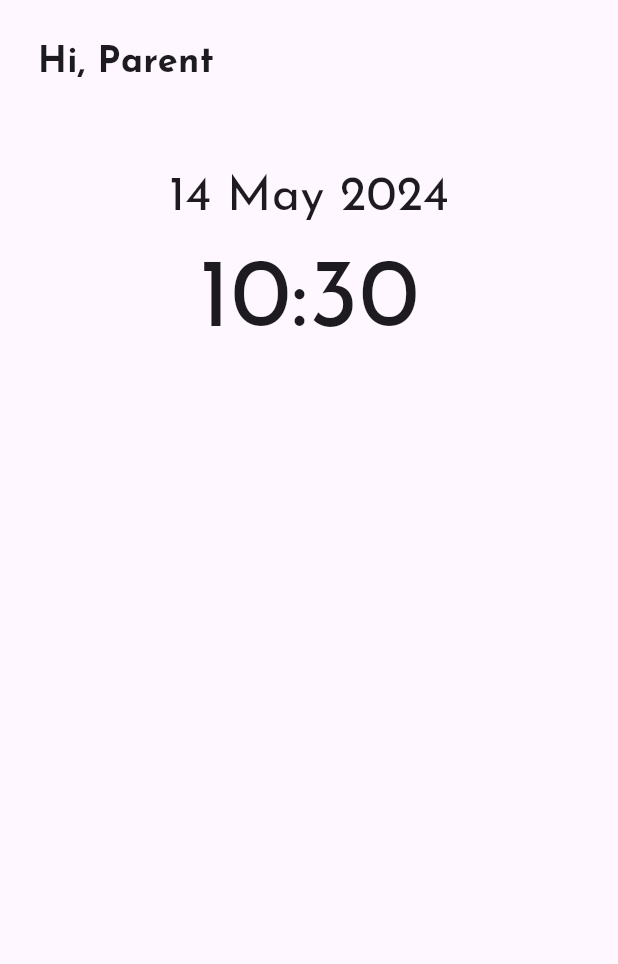
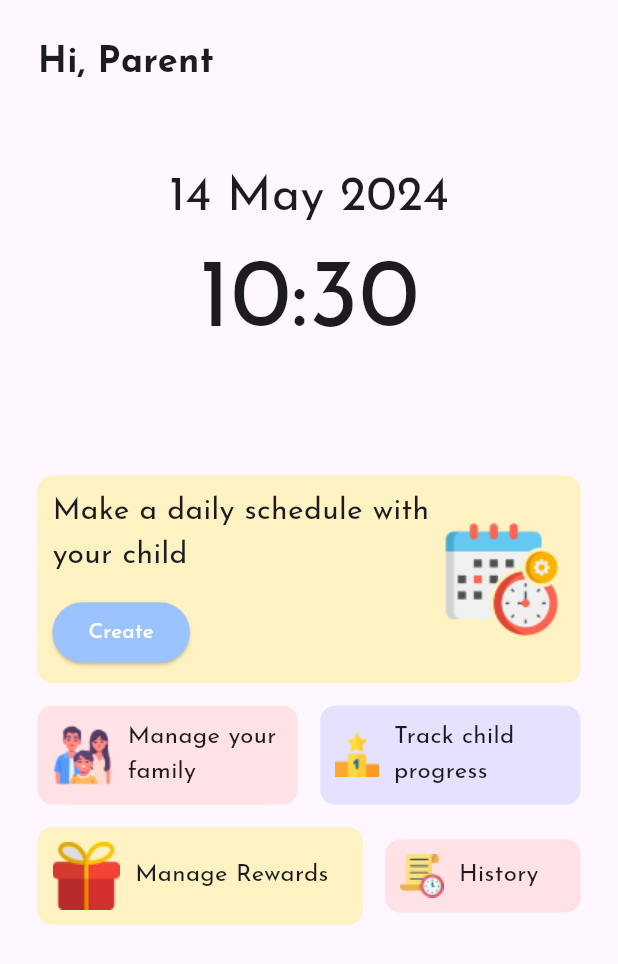
Before and after one commit to ahmadfatihin/kids_chore_app, a Flutter app: the ParentHome widget shown alone on an empty page, opened directly, on a phone screen of 412 x 824 dp. Shown: the top 964 px of the screen. Run offline on Flutter 3.47's test engine with Material 3 defaults, Android fonts, the phone set to English and light mode, and no system bars; our stand-ins replace get_it, go_router, google_fonts, hive, hive_flutter, injectable; accounts and stored records are empty.

Commit message:
a buch of more code

```diff
--- a/lib/feature/home/home.dart
+++ b/lib/feature/home/home.dart
@@ -1,4 +1,8 @@
+import 'package:flutter/cupertino.dart';
 import 'package:flutter/material.dart';
+import 'package:flutter/rendering.dart';
+import 'package:flutter/widgets.dart';
+import 'package:hive_flutter/hive_flutter.dart';
 import 'package:intl/intl.dart';
 
 class Home extends StatelessWidget {
@@ -61,6 +65,146 @@ class ParentHome extends StatelessWidget {
             DateFormat('hh:mm').format(DateTime.now()),
             style: const TextStyle(fontSize: 64),
           ),
+          const SizedBox(height: 70),
+          AspectRatio(
+            aspectRatio: 366 / 140,
+            child: Container(
+              padding: const EdgeInsets.all(10),
+              decoration: BoxDecoration(
+                color: const Color.fromRGBO(255, 242, 194, 1),
+                borderRadius: BorderRadius.circular(10),
+              ),
+              child: Row(
+                mainAxisAlignment: MainAxisAlignment.spaceBetween,
+                children: [
+                  Flexible(
+                    child: Column(
+                      crossAxisAlignment: CrossAxisAlignment.start,
+                      mainAxisAlignment: MainAxisAlignment.spaceBetween,
+                      children: [
+                        const Flexible(
+                          child: Text(
+                            'Make a daily schedule with your child',
+                            style: TextStyle(fontSize: 20),
+                          ),
+                        ),
+                        ElevatedButton(
+                          onPressed: () {},
+                          style: ElevatedButton.styleFrom(
+                            backgroundColor:
+                                const Color.fromRGBO(155, 195, 255, 1),
+                          ),
+                          child: const Text(
+                            'Create',
+                            style: TextStyle(color: Colors.white),
+                          ),
+                        ),
+                      ],
+                    ),
+                  ),
+                  Image.asset('assets/images/calendar.png')
+                ],
+              ),
+            ),
+          ),
+          SizedBox(height: 15),
+          Row(
+            children: [
+              Flexible(
+                child: Container(
+                  padding: const EdgeInsets.all(10),
+                  decoration: BoxDecoration(
+                    color: const Color.fromRGBO(255, 226, 230, 1),
+                    borderRadius: BorderRadius.circular(10),
+                  ),
+                  child: Row(
+                    children: [
+                      Image.asset('assets/images/family.png'),
+                      SizedBox(width: 10),
+                      Flexible(
+                        child: Text(
+                          'Manage your family',
+                          style: TextStyle(fontSize: 16),
+                        ),
+                      )
+                    ],
+                  ),
+                ),
+              ),
+              SizedBox(width: 15),
+              Flexible(
+                child: Container(
+                  padding: const EdgeInsets.all(10),
+                  decoration: BoxDecoration(
+                    color: const Color.fromRGBO(228, 226, 255, 1),
+                    borderRadius: BorderRadius.circular(10),
+                  ),
+                  child: Row(
+                    children: [
+                      Image.asset('assets/images/podium.png'),
+                      SizedBox(width: 10),
+                      Flexible(
+                        child: Text(
+                          'Track child progress',
+                          style: TextStyle(fontSize: 16),
+                        ),
+                      )
+                    ],
+                  ),
+                ),
+              ),
+            ],
+          ),
+          SizedBox(height: 15),
+          Row(
+            children: [
+              Flexible(
+                flex: 5,
+                child: Container(
+                  padding: const EdgeInsets.all(10),
+                  decoration: BoxDecoration(
+                    color: const Color.fromRGBO(255, 242, 194, 1),
+                    borderRadius: BorderRadius.circular(10),
+                  ),
+                  child: Row(
+                    children: [
+                      Image.asset('assets/images/gift.png'),
+                      SizedBox(width: 10),
+                      Flexible(
+                        child: Text(
+                          'Manage Rewards',
+                          style: TextStyle(fontSize: 16),
+                        ),
+                      )
+                    ],
+                  ),
+                ),
+              ),
+              SizedBox(width: 15),
+              Flexible(
+                flex: 3,
+                child: Container(
+                  padding: const EdgeInsets.all(10),
+                  decoration: BoxDecoration(
+                    color: const Color.fromRGBO(255, 226, 230, 1),
+                    borderRadius: BorderRadius.circular(10),
+                  ),
+                  child: Row(
+                    children: [
+                      Image.asset('assets/images/clock.png'),
+                      SizedBox(width: 10),
+                      Flexible(
+                        child: Text(
+                          'History',
+                          style: TextStyle(fontSize: 16),
+                        ),
+                      )
+                    ],
+                  ),
+                ),
+              ),
+            ],
+          )
         ],
       ),
     );
```
Also changed, not shown: assets/images/calendar.png (added), assets/images/clock.png (added), assets/images/family.png (added), assets/images/gift.png (added), assets/images/podium.png (added).
